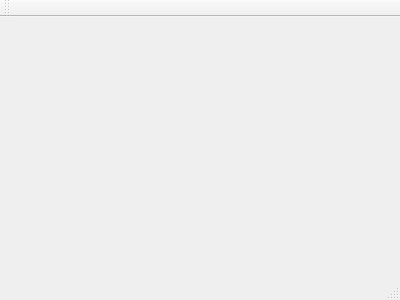
First picture: the form in robotmanager1/mainwindow.ui, repository ais1199/robotmanager, before the edit.
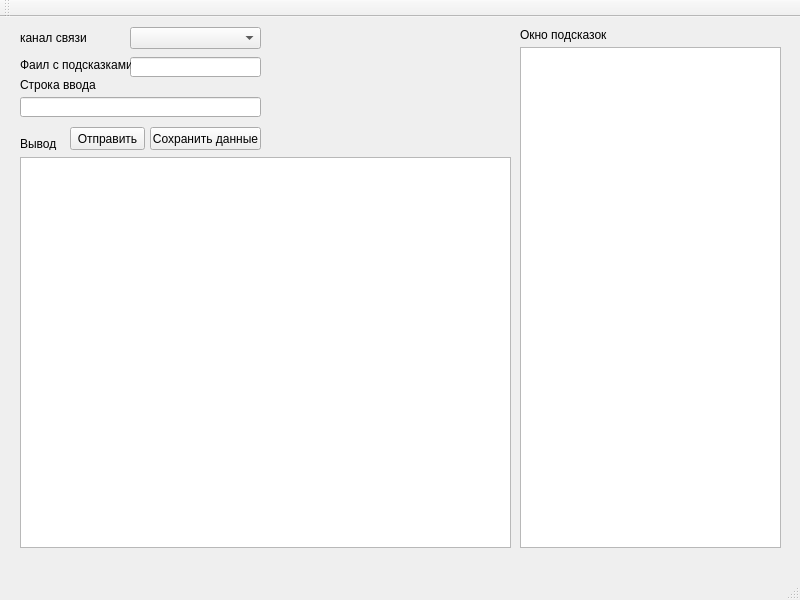
Second picture: the form after the edit.

Commit message: Создан интерфейс (предварительная версия). Требует доработок, но для начала сойдет.

Diff of the .ui file:
```diff
--- a/robotmanager1/mainwindow.ui
+++ b/robotmanager1/mainwindow.ui
@@ -1,24 +1,181 @@
 <ui version="4.0">
  <class>MainWindow</class>
- <widget class="QMainWindow" name="MainWindow" >
-  <property name="geometry" >
+ <widget class="QMainWindow" name="MainWindow">
+  <property name="geometry">
    <rect>
     <x>0</x>
     <y>0</y>
-    <width>400</width>
-    <height>300</height>
+    <width>800</width>
+    <height>600</height>
    </rect>
   </property>
   <property name="windowTitle" >
    <string>MainWindow</string>
   </property>
-  <widget class="QMenuBar" name="menuBar" />
-  <widget class="QToolBar" name="mainToolBar" />
-  <widget class="QWidget" name="centralWidget" />
-  <widget class="QStatusBar" name="statusBar" />
+  <widget class="QWidget" name="centralWidget">
+   <widget class="QPlainTextEdit" name="result">
+    <property name="geometry">
+     <rect>
+      <x>20</x>
+      <y>140</y>
+      <width>491</width>
+      <height>391</height>
+     </rect>
+    </property>
+   </widget>
+   <widget class="QLineEdit" name="vvod">
+    <property name="geometry">
+     <rect>
+      <x>20</x>
+      <y>80</y>
+      <width>241</width>
+      <height>20</height>
+     </rect>
+    </property>
+   </widget>
+   <widget class="QLabel" name="label">
+    <property name="geometry">
+     <rect>
+      <x>20</x>
+      <y>60</y>
+      <width>81</width>
+      <height>16</height>
+     </rect>
+    </property>
+    <property name="text">
+     <string>Строка ввода</string>
+    </property>
+   </widget>
+   <widget class="QLabel" name="label_2">
+    <property name="geometry">
+     <rect>
+      <x>20</x>
+      <y>120</y>
+      <width>47</width>
+      <height>13</height>
+     </rect>
+    </property>
+    <property name="text">
+     <string>Вывод</string>
+    </property>
+   </widget>
+   <widget class="QPushButton" name="send">
+    <property name="geometry">
+     <rect>
+      <x>70</x>
+      <y>110</y>
+      <width>75</width>
+      <height>23</height>
+     </rect>
+    </property>
+    <property name="text">
+     <string>Отправить</string>
+    </property>
+   </widget>
+   <widget class="QComboBox" name="port">
+    <property name="geometry">
+     <rect>
+      <x>130</x>
+      <y>10</y>
+      <width>131</width>
+      <height>22</height>
+     </rect>
+    </property>
+   </widget>
+   <widget class="QLabel" name="label_3">
+    <property name="geometry">
+     <rect>
+      <x>20</x>
+      <y>10</y>
+      <width>71</width>
+      <height>21</height>
+     </rect>
+    </property>
+    <property name="text">
+     <string>канал связи</string>
+    </property>
+   </widget>
+   <widget class="QLineEdit" name="podskazkifname">
+    <property name="geometry">
+     <rect>
+      <x>130</x>
+      <y>40</y>
+      <width>131</width>
+      <height>20</height>
+     </rect>
+    </property>
+   </widget>
+   <widget class="QLabel" name="label_4">
+    <property name="geometry">
+     <rect>
+      <x>20</x>
+      <y>40</y>
+      <width>111</width>
+      <height>16</height>
+     </rect>
+    </property>
+    <property name="text">
+     <string>Фаил с подсказками</string>
+    </property>
+   </widget>
+   <widget class="QPlainTextEdit" name="commands">
+    <property name="geometry">
+     <rect>
+      <x>520</x>
+      <y>30</y>
+      <width>261</width>
+      <height>501</height>
+     </rect>
+    </property>
+   </widget>
+   <widget class="QLabel" name="label_5">
+    <property name="geometry">
+     <rect>
+      <x>520</x>
+      <y>10</y>
+      <width>91</width>
+      <height>16</height>
+     </rect>
+    </property>
+    <property name="text">
+     <string>Окно подсказок</string>
+    </property>
+   </widget>
+   <widget class="QPushButton" name="save">
+    <property name="geometry">
+     <rect>
+      <x>150</x>
+      <y>110</y>
+      <width>111</width>
+      <height>23</height>
+     </rect>
+    </property>
+    <property name="text">
+     <string>Сохранить данные</string>
+    </property>
+   </widget>
+  </widget>
+  <widget class="QMenuBar" name="menuBar">
+   <property name="geometry">
+    <rect>
+     <x>0</x>
+     <y>0</y>
+     <width>800</width>
+     <height>21</height>
+    </rect>
+   </property>
+  </widget>
+  <widget class="QToolBar" name="mainToolBar">
+   <attribute name="toolBarArea">
+    <enum>TopToolBarArea</enum>
+   </attribute>
+   <attribute name="toolBarBreak">
+    <bool>false</bool>
+   </attribute>
+  </widget>
+  <widget class="QStatusBar" name="statusBar"/>
  </widget>
- <layoutDefault spacing="6" margin="11" />
- <pixmapfunction></pixmapfunction>
+ <layoutdefault spacing="6" margin="11"/>
  <resources/>
  <connections/>
 </ui>
```
Left out of the diff: 3 changed lines with no effect on the pictures. The commit also changes 1 other file.
